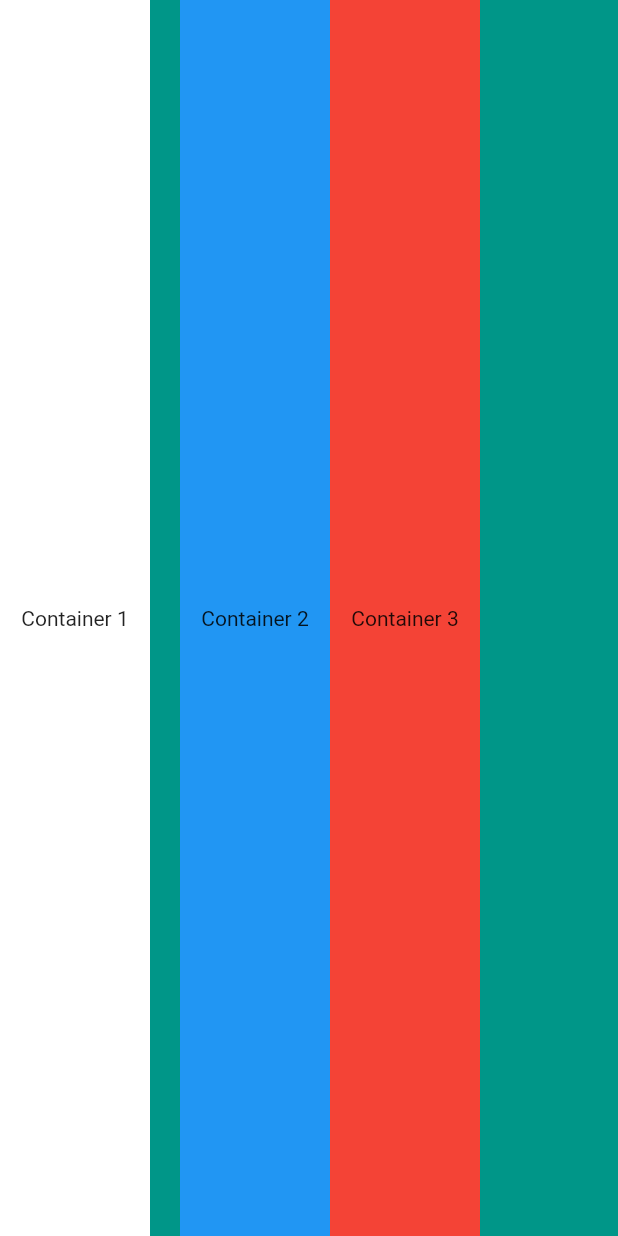
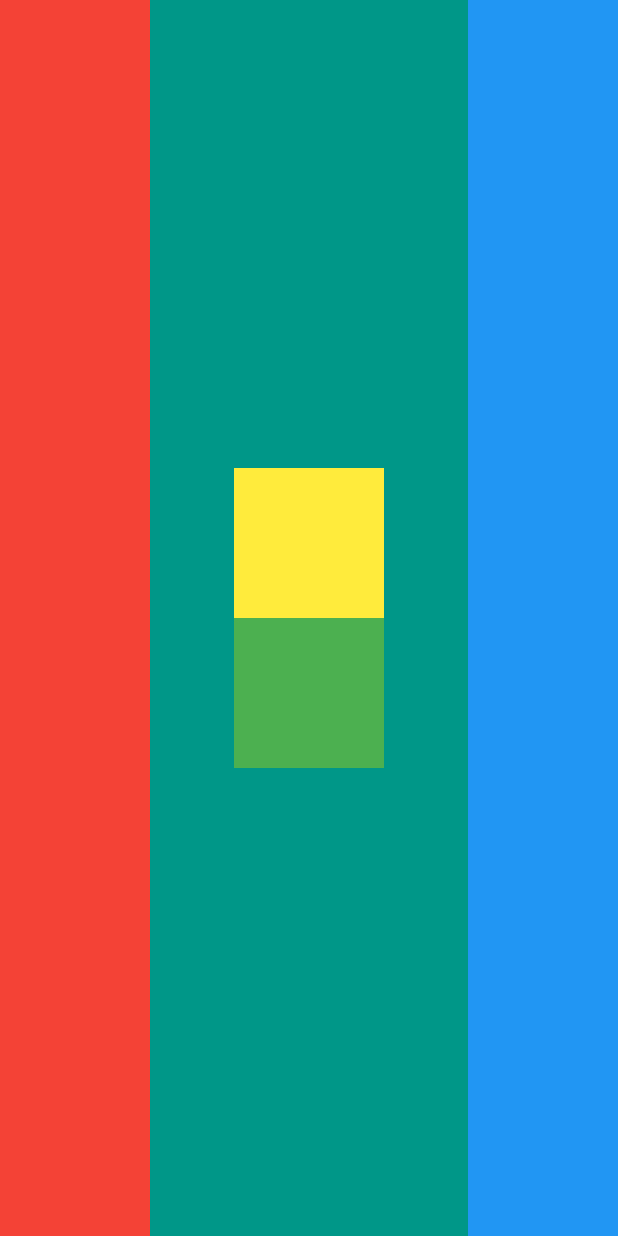
Before and after one commit to kulkarni-anurag/micard_app, a Flutter app: the screen it shows after launch, on a phone screen of 412 x 824 dp. Run offline on Flutter 3.47's test engine with Material 2 defaults, Android fonts, the phone set to English and light mode, and no system bars.

Commit message:
Challenge Complete

```diff
--- a/lib/main.dart
+++ b/lib/main.dart
@@ -14,34 +14,30 @@ class MyApp extends StatelessWidget {
         backgroundColor: Colors.teal,
         body: SafeArea(
           child: Row(
-            crossAxisAlignment: CrossAxisAlignment.stretch,
+            mainAxisAlignment: MainAxisAlignment.spaceBetween,
             children: <Widget>[
               Container(
-                height: 100.0,
                 width: 100.0,
-                color: Colors.white,
-                child: Center(
-                  child: Text('Container 1'),
-                ),
+                color: Colors.red,
               ),
-              SizedBox(
-                width: 20.0,
+              Column(
+                mainAxisAlignment: MainAxisAlignment.center,
+                children: <Widget>[
+                  Container(
+                    width: 100.0,
+                    height: 100.0,
+                    color: Colors.yellow,
+                  ),
+                  Container(
+                    width: 100.0,
+                    height: 100.0,
+                    color: Colors.green,
+                  ),
+                ],
               ),
               Container(
-                height: 100.0,
                 width: 100.0,
                 color: Colors.blue,
-                child: Center(
-                  child: Text('Container 2'),
-                ),
-              ),
-              Container(
-                height: 100.0,
-                width: 100.0,
-                color: Colors.red,
-                child: Center(
-                  child: Text('Container 3'),
-                ),
               ),
             ],
           ),
```
